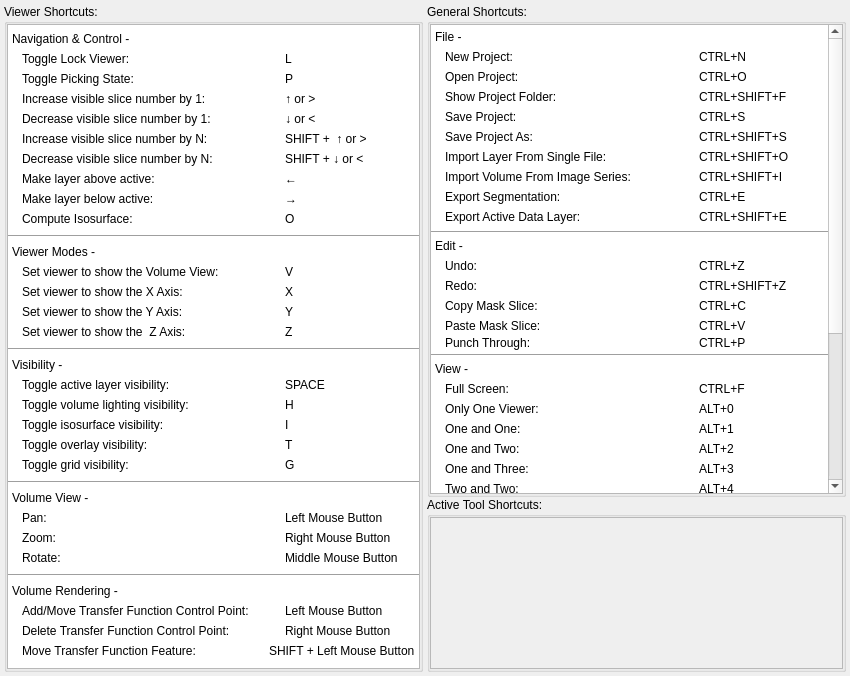
Before: the Qt Designer form src/Interface/Application/ShortcutsInterface.ui in SCIInstitute/Seg3D, drawn with Qt 5.
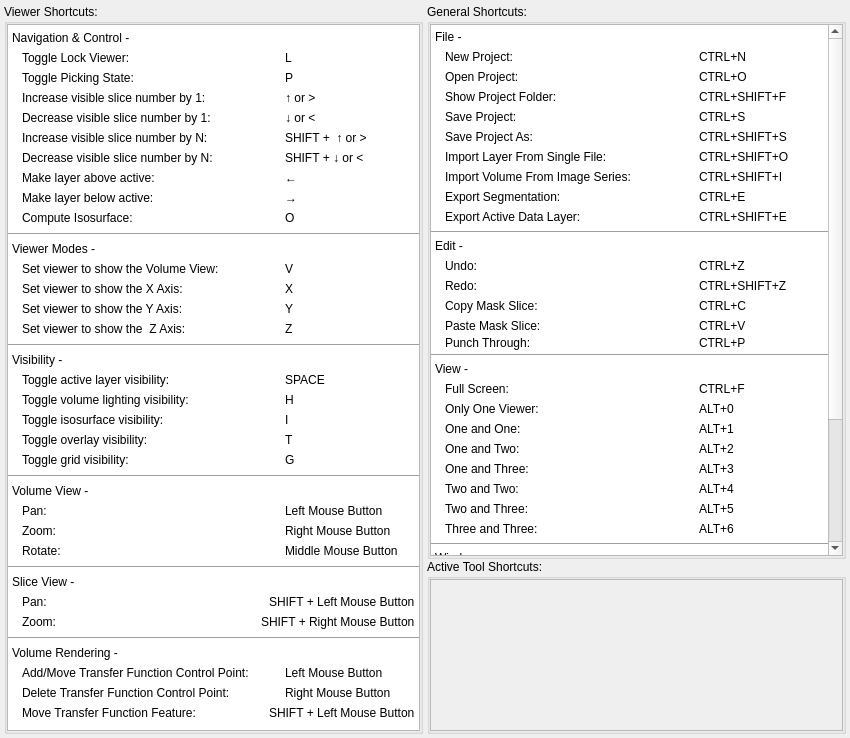
After: the same form once the commit is applied.

Commit message: Add keyboard shortcuts for slice view.

Patch:
```diff
--- a/src/Interface/Application/ShortcutsInterface.ui
+++ b/src/Interface/Application/ShortcutsInterface.ui
@@ -7,7 +7,7 @@
     <x>0</x>
     <y>0</y>
     <width>850</width>
-    <height>676</height>
+    <height>738</height>
    </rect>
   </property>
   <property name="minimumSize">
@@ -74,8 +74,8 @@
              <rect>
               <x>0</x>
               <y>0</y>
-              <width>415</width>
-              <height>651</height>
+              <width>446</width>
+              <height>703</height>
              </rect>
             </property>
             <layout class="QVBoxLayout" name="verticalLayout_13">
@@ -1001,14 +1001,14 @@
               </widget>
              </item>
              <item>
-              <widget class="QWidget" name="widget_63" native="true">
+              <widget class="QWidget" name="widget_65" native="true">
                <property name="sizePolicy">
                 <sizepolicy hsizetype="Preferred" vsizetype="Fixed">
                  <horstretch>0</horstretch>
                  <verstretch>0</verstretch>
                 </sizepolicy>
                </property>
-               <layout class="QVBoxLayout" name="verticalLayout_6">
+               <layout class="QVBoxLayout" name="verticalLayout_15">
                 <property name="spacing">
                  <number>0</number>
                 </property>
@@ -1137,6 +1137,113 @@
                </property>
               </widget>
              </item>
+             <item>
+              <widget class="QWidget" name="widget_63" native="true">
+               <property name="sizePolicy">
+                <sizepolicy hsizetype="Preferred" vsizetype="Fixed">
+                 <horstretch>0</horstretch>
+                 <verstretch>0</verstretch>
+                </sizepolicy>
+               </property>
+               <layout class="QVBoxLayout" name="verticalLayout_6">
+                <property name="spacing">
+                 <number>0</number>
+                </property>
+                <property name="leftMargin">
+                 <number>4</number>
+                </property>
+                <property name="topMargin">
+                 <number>2</number>
+                </property>
+                <property name="rightMargin">
+                 <number>4</number>
+                </property>
+                <property name="bottomMargin">
+                 <number>4</number>
+                </property>
+                <item>
+                 <widget class="QLabel" name="label_118">
+                  <property name="minimumSize">
+                   <size>
+                    <width>0</width>
+                    <height>20</height>
+                   </size>
+                  </property>
+                  <property name="text">
+                   <string>Slice View -</string>
+                  </property>
+                 </widget>
+                </item>
+                <item>
+                 <layout class="QHBoxLayout" name="horizontalLayout_66" stretch="2,1">
+                  <property name="spacing">
+                   <number>4</number>
+                  </property>
+                  <property name="leftMargin">
+                   <number>10</number>
+                  </property>
+                  <item>
+                   <widget class="QLabel" name="label_119">
+                    <property name="minimumSize">
+                     <size>
+                      <width>0</width>
+                      <height>20</height>
+                     </size>
+                    </property>
+                    <property name="text">
+                     <string>Pan:</string>
+                    </property>
+                   </widget>
+                  </item>
+                  <item>
+                   <widget class="QLabel" name="label_121">
+                    <property name="text">
+                     <string>SHIFT + Left Mouse Button</string>
+                    </property>
+                   </widget>
+                  </item>
+                 </layout>
+                </item>
+                <item>
+                 <layout class="QHBoxLayout" name="horizontalLayout_67" stretch="2,1">
+                  <property name="spacing">
+                   <number>4</number>
+                  </property>
+                  <property name="leftMargin">
+                   <number>10</number>
+                  </property>
+                  <item>
+                   <widget class="QLabel" name="label_120">
+                    <property name="minimumSize">
+                     <size>
+                      <width>0</width>
+                      <height>20</height>
+                     </size>
+                    </property>
+                    <property name="text">
+                     <string>Zoom:</string>
+                    </property>
+                   </widget>
+                  </item>
+                  <item>
+                   <widget class="QLabel" name="label_122">
+                    <property name="text">
+                     <string>SHIFT + Right Mouse Button</string>
+                    </property>
+                   </widget>
+                  </item>
+                 </layout>
+                </item>
+               </layout>
+              </widget>
+             </item>
+             <item>
+              <widget class="Line" name="line_8">
+               <property name="orientation">
+                <enum>Qt::Horizontal</enum>
+               </property>
+              </widget>
+             </item>
              <item>
               <widget class="QWidget" name="widget_64" native="true">
                <property name="sizePolicy">
@@ -1307,8 +1414,8 @@
             <property name="geometry">
              <rect>
               <x>0</x>
-              <y>0</y>
-              <width>398</width>
+              <y>-98</y>
+              <width>430</width>
               <height>698</height>
              </rect>
             </property>
@@ -2819,8 +2926,8 @@
              <rect>
               <x>0</x>
               <y>0</y>
-              <width>415</width>
-              <height>158</height>
+              <width>445</width>
+              <height>148</height>
              </rect>
             </property>
             <layout class="QVBoxLayout" name="verticalLayout_8">
```
